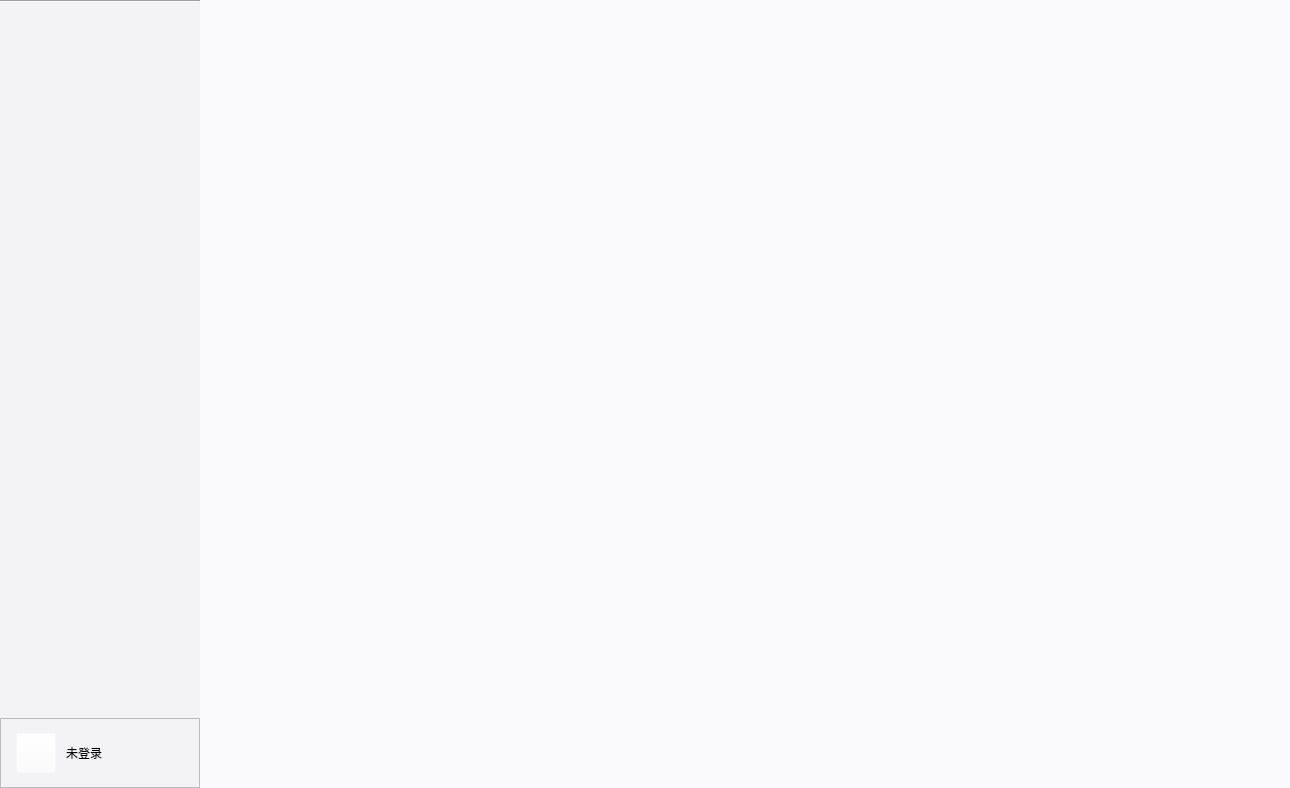
Before: the Qt Designer form main2window.ui in cuncinc/CloudMusic_Qt, drawn with Qt 5.
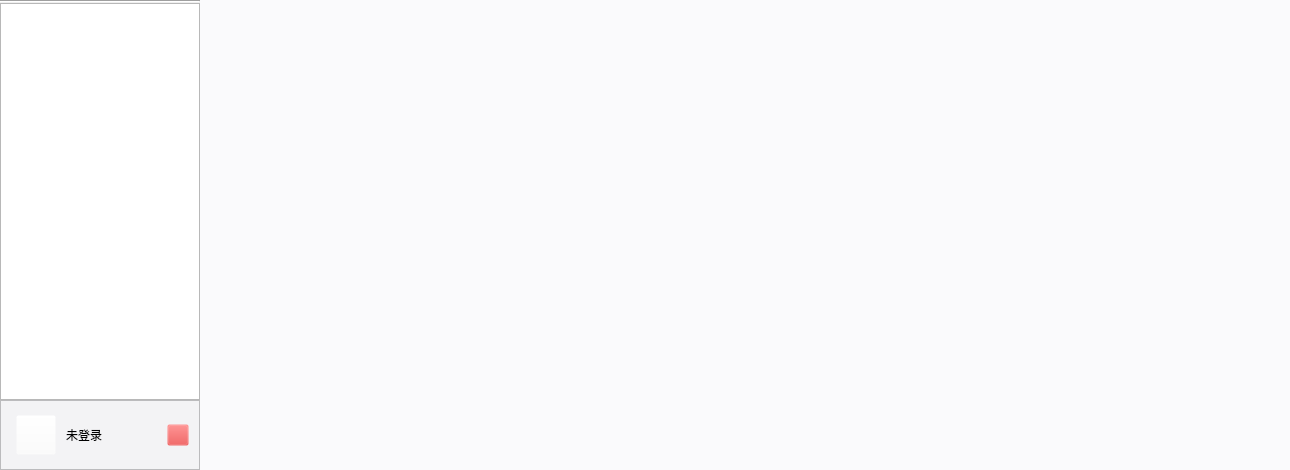
After: the same form once the commit is applied. Icons and pictures are not drawn. Custom widgets are drawn as their Qt base class.

What changed in the file:
```diff
--- a/main2window.ui
+++ b/main2window.ui
@@ -7,7 +7,7 @@
     <x>0</x>
     <y>0</y>
     <width>1290</width>
-    <height>788</height>
+    <height>470</height>
    </rect>
   </property>
   <property name="font">
@@ -76,8 +76,35 @@
          <bool>true</bool>
         </property>
         <property name="styleSheet">
-         <string notr="true">background-color: #F3F3F5;
-border:none;</string>
+         <string notr="true">NavListView
+{
+background-color: #F3F3F5;
+border:none;
+}
+
+QScrollBar:vertical {
+	width: 10px;
+	background: transparent;
+}
+
+QScrollBar::handle:vertical {
+	width: 10px;
+	min-height: 20px;
+	background: #C8C9CC;
+	border-radius: 5px;
+}
+QScrollBar::handle:vertical:hover {
+        background: #ADAFB2;
+}
+
+QScrollBar::sub-line:vertical {
+        height: 0px;
+        background: transparent;
+}
+QScrollBar::add-line:vertical {
+        height: 0px;
+        background: transparent;
+}</string>
         </property>
         <property name="frameShape">
          <enum>QFrame::StyledPanel</enum>
@@ -294,7 +321,7 @@
           <number>0</number>
          </property>
          <property name="rightMargin">
-          <number>0</number>
+          <number>10</number>
          </property>
          <property name="bottomMargin">
           <number>0</number>
@@ -343,6 +370,47 @@
            </property>
           </widget>
          </item>
+         <item>
+          <widget class="QPushButton" name="nextButton">
+           <property name="minimumSize">
+            <size>
+             <width>22</width>
+             <height>22</height>
+            </size>
+           </property>
+           <property name="maximumSize">
+            <size>
+             <width>22</width>
+             <height>22</height>
+            </size>
+           </property>
+           <property name="styleSheet">
+            <string notr="true">QPushButton {background-color: rgba(223, 59, 59, 0);}</string>
+           </property>
+           <property name="text">
+            <string/>
+           </property>
+           <property name="icon">
+            <iconset resource="res.qrc">
+             <normaloff>:/icon/icon_setting</normaloff>:/icon/icon_setting</iconset>
+           </property>
+           <property name="iconSize">
+            <size>
+             <width>22</width>
+             <height>22</height>
+            </size>
+           </property>
+           <property name="autoDefault">
+            <bool>false</bool>
+           </property>
+           <property name="default">
+            <bool>false</bool>
+           </property>
+           <property name="flat">
+            <bool>false</bool>
+           </property>
+          </widget>
+         </item>
         </layout>
        </widget>
       </item>
```
Left out of the diff: 66 changed lines with no effect on the pictures.
